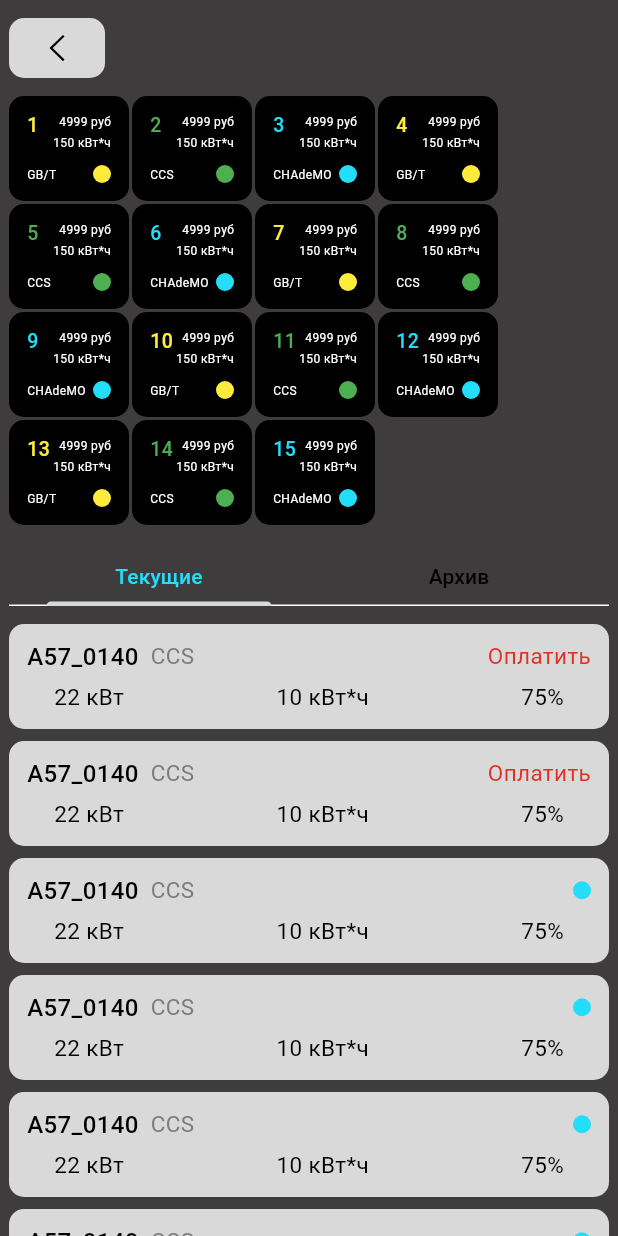
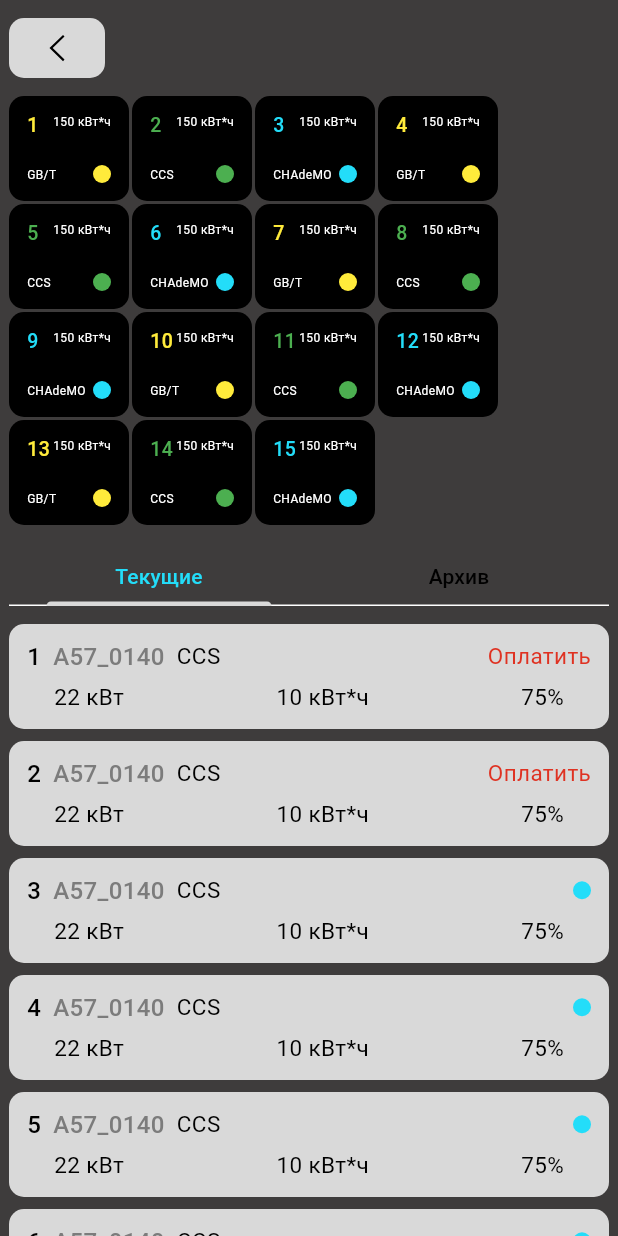
Before and after one commit to chudo1319/electricity, a Flutter app: the MainScreen screen opened by its route, on a phone screen of 412 x 824 dp. Run offline on Flutter 3.47's test engine with Material 3 defaults, Android fonts, the phone set to English and light mode, and no system bars; our stand-ins replace auto_route, flutter_svg, gap, pinput; missing offline and left inert: theme_tailor_annotation; Roboto replaces fonts that are missing (OpenSans).

```diff
--- a/lib/common/navigation/app_route_paths.dart
+++ b/lib/common/navigation/app_route_paths.dart
@@ -9,4 +9,5 @@
 abstract class AppRoutePaths {
   static const main = '/main';
   static const auth = '/auth';
+  static const statistics = '/statistics';
 }
--- a/lib/common/navigation/app_router.dart
+++ b/lib/common/navigation/app_router.dart
@@ -15,5 +15,9 @@ class AppRouter extends RootStackRouter {
       page: MainRoute.page,
       path: AppRoutePaths.main,
     ),
+    CustomRoute(
+      page: StatisticsRoute.page,
+      path: AppRoutePaths.statistics,
+    ),
   ];
 }
--- a/lib/common/styles/colors/app_color_scheme.dart
+++ b/lib/common/styles/colors/app_color_scheme.dart
@@ -217,7 +217,7 @@ class AppColorScheme extends ThemeExtension<AppColorScheme> with _$AppColorSchem
         surfaceContainer = const Color(0xFFFFFFFF),
         background = const Color(0xFF3E3C3C),
         onBackground = const Color(0xFFFFFFFF),
-        onBackgroundSecondary = const Color(0xFF000000),
+        onBackgroundSecondary = const Color(0xFFF4F4F4),
         danger = const Color(0xFFDF3222),
         onDanger = const Color(0xFFFFFFFF),
         textField = const Color(0xFF303030),
--- a/lib/screens/main/widgets/charger_grid.dart
+++ b/lib/screens/main/widgets/charger_grid.dart
@@ -1,7 +1,7 @@
 import 'package:electricity/common/styles/app_sizes.dart';
 import 'package:electricity/common/utils/extensions/context_extensions.dart';
+import 'package:electricity/screens/main/widgets/pop_up.dart';
 import 'package:flutter/material.dart';
-import 'package:gap/gap.dart';
 
 class ChargerGrid extends StatelessWidget {
   const ChargerGrid({super.key});
@@ -22,7 +22,6 @@ class ChargerGrid extends StatelessWidget {
       return ChargerGridItem(
         number: id,
         type: types[typeIndex],
-        rubles: 4999,
         energy: 150,
         status: color,
       );
@@ -36,21 +35,33 @@ class ChargerGridItem extends StatelessWidget {
   const ChargerGridItem({
     super.key,
     required this.number,
-    required this.rubles,
     required this.energy,
     required this.type,
     required this.status,
   });
 
   final int number;
-  final int rubles;
   final int energy;
   final String type;
   final Color status;
 
   @override
   Widget build(BuildContext context) {
-    return Container(
+    return GestureDetector(
+      onTap: () {
+        if (status == Colors.green || status == Colors.yellow) {
+          showDialog(
+            context: context,
+            builder: (context) => PopUpTextField(index: number),
+          );
+        } else {
+          showDialog(
+            context: context,
+            builder: (context) => PopUpClose(index: number),
+          );
+        }
+      },
+      child: Container(
         height: AppSizes.double70,
         width: AppSizes.double80,
         padding: const EdgeInsets.all(12),
@@ -69,23 +80,11 @@ class ChargerGridItem extends StatelessWidget {
                   number.toString(),
                   style: context.text.medium13.copyWith(color: status),
                 ),
-              Column(
-                crossAxisAlignment: CrossAxisAlignment.end,
-                children: [
-                  Text(
-                    '$rubles руб',
-                    style: context.text.regular8.copyWith(
-                      color: context.color.onSecondary,
-                    ),
-                  ),
-                  Gap(AppSizes.double4),
                 Text(
                   '$energy кВт*ч',
                   style: context.text.regular8.copyWith(
                     color: context.color.onSecondary,
                   ),
-                  ),
-                ],
                 ),
               ],
             ),
@@ -110,6 +109,7 @@ class ChargerGridItem extends StatelessWidget {
             ),
           ],
         ),
+      ),
     );
   }
 }
--- a/lib/screens/main/widgets/drawer_buttons.dart
+++ b/lib/screens/main/widgets/drawer_buttons.dart
@@ -16,7 +16,9 @@ class DrawerButtons extends StatelessWidget {
         child: Column(
           children: [
             Gap(AppSizes.double60),
-            DrawerButton(text: 'Статистика и аналитика', onPressed: () {}),
+            DrawerButton(text: 'Статистика и аналитика', onPressed: () {
+              context.router.push(const StatisticsRoute());
+            }),
             Expanded(child: SizedBox()),
             Padding(
               padding: const EdgeInsets.only(bottom: AppSizes.double60),
--- a/lib/screens/main/widgets/scroll_stations.dart
+++ b/lib/screens/main/widgets/scroll_stations.dart
@@ -1,5 +1,6 @@
 import 'package:electricity/common/styles/app_sizes.dart';
 import 'package:electricity/common/utils/extensions/context_extensions.dart';
+import 'package:electricity/screens/main/widgets/pop_up.dart';
 import 'package:flutter/material.dart';
 import 'package:gap/gap.dart';
 
@@ -19,6 +20,11 @@ class CurrentStations extends StatelessWidget {
             ? Padding(
               padding: const EdgeInsets.only(bottom: AppSizes.double8),
               child: Station(
+                buildContext:
+                    textStatus == 'Оплачено'
+                        ? null
+                        : (context) => PopUpPay(index: index),
+                stationNumber: index + 1,
                 stationName: 'A57_0140',
                 stationType: 'CCS',
                 power: 22,
@@ -32,6 +38,8 @@ class CurrentStations extends StatelessWidget {
             : Padding(
               padding: const EdgeInsets.only(bottom: AppSizes.double8),
               child: Station(
+                buildContext: (context) => PopUpClose(index: index),
+                stationNumber: index + 1,
                 stationName: 'A57_0140',
                 stationType: 'CCS',
                 power: 22,
@@ -49,6 +57,7 @@ class CurrentStations extends StatelessWidget {
 class Station extends StatelessWidget {
   const Station({
     super.key,
+    required this.stationNumber,
     required this.stationName,
     required this.stationType,
     required this.power,
@@ -56,9 +65,11 @@ class Station extends StatelessWidget {
     required this.percent,
     required this.colorStatus,
     required this.isPaid,
+    required this.buildContext,
     this.textStatus,
   });
 
+  final int stationNumber;
   final String stationName;
   final String stationType;
   final num power;
@@ -67,10 +78,20 @@ class Station extends StatelessWidget {
   final Color colorStatus;
   final bool isPaid;
   final String? textStatus;
+  final Widget Function(BuildContext context)? buildContext;
 
   @override
   Widget build(BuildContext context) {
-    return Container(
+    return GestureDetector(
+      onTap: () {
+        if (buildContext != null) {
+          showDialog(
+            context: context,
+            builder: (context) => buildContext!(context),
+          );
+        }
+      },
+      child: Container(
         height: AppSizes.double70,
         width: double.infinity,
         padding: const EdgeInsets.all(12),
@@ -84,16 +105,23 @@ class Station extends StatelessWidget {
             Row(
               children: [
                 Text(
-                stationName,
+                  stationNumber.toString(),
                   style: context.text.medium16.copyWith(
                     color: context.color.onPrimary,
                   ),
                 ),
                 Gap(AppSizes.double8),
                 Text(
+                  stationName,
+                  style: context.text.medium16.copyWith(
+                    color: context.color.textFieldHelper,
+                  ),
+                ),
+                Gap(AppSizes.double8),
+                Text(
                   stationType,
                   style: context.text.regular15.copyWith(
-                  color: context.color.textFieldHelper,
+                    color: context.color.onPrimary,
                   ),
                 ),
                 Spacer(),
@@ -142,6 +170,7 @@ class Station extends StatelessWidget {
             ),
           ],
         ),
+      ),
     );
   }
 }
--- a/pubspec.yaml
+++ b/pubspec.yaml
@@ -14,6 +14,7 @@ dependencies:
   pinput: ^5.0.1
   gap: ^3.0.1
   flutter_svg: ^2.1.0
+  flutter_yandex_smartcaptcha: ^0.0.7
 
 dev_dependencies:
   flutter_test:
```
Also changed, not shown: lib/screens/main/widgets/pop_up.dart (added, +245 -0 lines), lib/screens/statistics/statistics_screen.dart (added, +31 -0 lines), lib/screens/statistics/widgets/data_picker.dart (added, +148 -0 lines), lib/screens/statistics/widgets/statistics_title.dart (added, +44 -0 lines), lib/common/navigation/app_router.gr.dart, pubspec.lock, 9 other files. Lines whose indentation alone changed are shown as unchanged.
